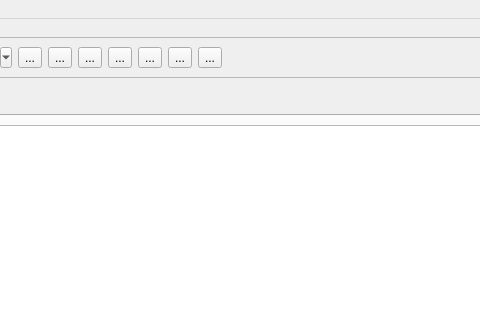
Old version of the form ui/mainwindow.ui in the repository lasest/manuwrite; both pictures show x 183 to 663 and y 0 to 320 of the 800 by 600 pixel window.
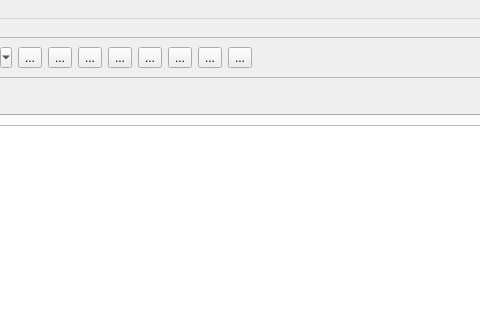
New version of the form. Custom widgets are drawn as their Qt base class.

Commit message: Added inserting citations with manubot syntax through toolbar

Diff of the .ui file:
```diff
--- a/ui/mainwindow.ui
+++ b/ui/mainwindow.ui
@@ -328,6 +328,13 @@
                </property>
               </widget>
              </item>
+             <item>
+              <widget class="QToolButton" name="AddCitationToolButton">
+               <property name="text">
+                <string>...</string>
+               </property>
+              </widget>
+             </item>
              <item>
               <spacer name="horizontalSpacer">
                <property name="orientation">
```
Left out of the diff: 5 changed lines with no effect on the pictures. The commit also changes 9 other files.
